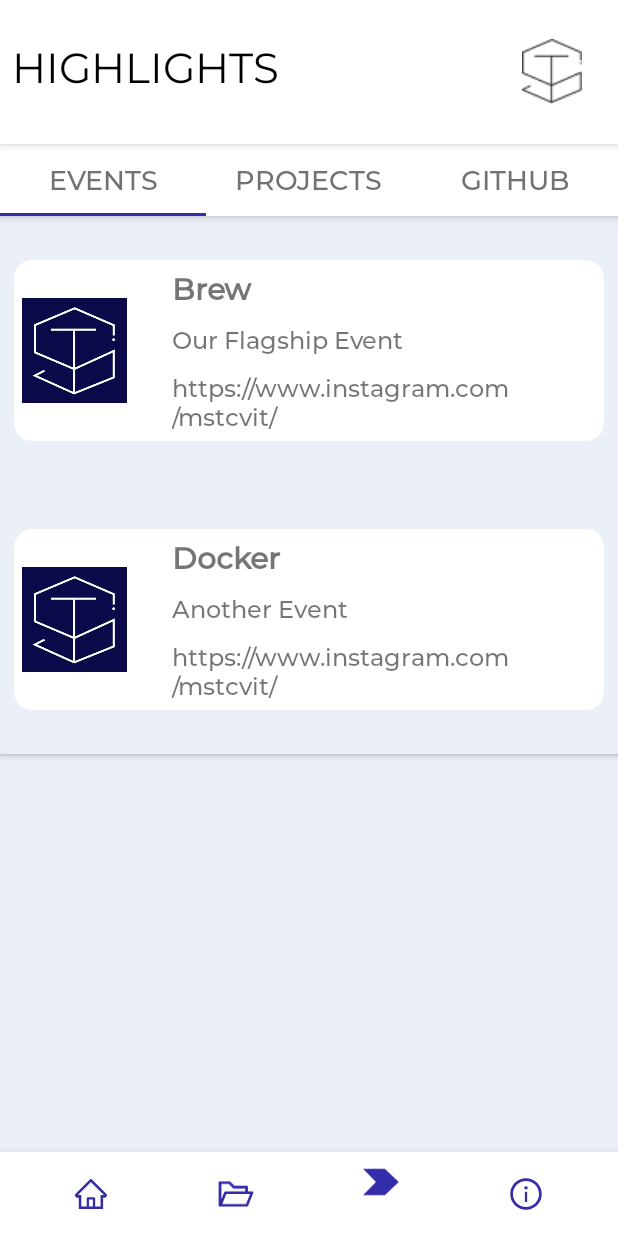
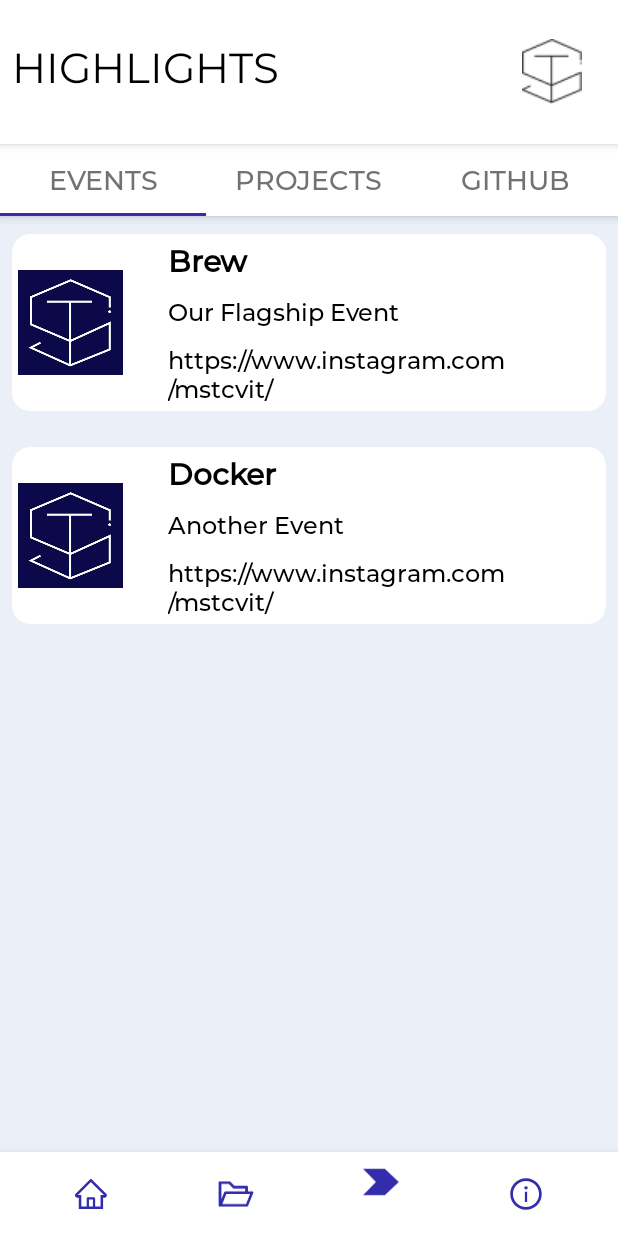
Before and after one commit to utkarsh2290/MstcApp, an Android app: the MainActivity screen opened directly, with no data from a screen before it, item 3 of the bottom bar chosen, on a phone screen of 412 x 824 dp. Run offline under Robolectric (Android 15) with nearby library versions, the phone set to English and light mode, and no system bars; our stand-ins replace Firebase (no records; nobody signed in at launch, a user with empty details on screens opened directly); 1 statement that could not run was skipped.

Commit message:
Ui updated

```diff
--- a/app/src/main/java/com/example/mstcapp/MainActivity.java
+++ b/app/src/main/java/com/example/mstcapp/MainActivity.java
@@ -40,6 +40,11 @@ public class MainActivity extends AppCompatActivity {
         bottomNavigationView.setOnNavigationItemSelectedListener(navListener);
         stc_logo=findViewById(R.id.stclogo_appbar);
 
+        firebaseAuth=FirebaseAuth.getInstance();
+
+        if(firebaseAuth.getCurrentUser()!=null){
+
+        }
 
         //IF NO BUTTON IS SELECTED, FEED WILL BE SHOWN
         // for the nav bar to have filled icon at the start
--- a/app/src/main/res/layout/eventsfragment.xml
+++ b/app/src/main/res/layout/eventsfragment.xml
@@ -6,18 +6,13 @@
     android:orientation="vertical">
 
 
-    <androidx.cardview.widget.CardView
+    <androidx.recyclerview.widget.RecyclerView
+        android:id="@+id/events_recycler"
         android:layout_width="match_parent"
         android:layout_height="wrap_content"
-        android:layout_marginBottom="20dp">
-
-        <androidx.recyclerview.widget.RecyclerView
-            android:id="@+id/events_recycler"
-            android:layout_width="match_parent"
-            android:layout_height="wrap_content"
-            app:cardCornerRadius="3dp"
-            app:cardUseCompatPadding="false"
-            app:contentPadding="5dp" />
-    </androidx.cardview.widget.CardView>
+        android:elevation="0dp"
+        app:cardCornerRadius="3dp"
+        app:cardUseCompatPadding="false"
+        app:contentPadding="5dp" />
 
 </LinearLayout>
--- a/app/src/main/res/layout/items_event.xml
+++ b/app/src/main/res/layout/items_event.xml
@@ -6,20 +6,20 @@
     android:background="#EBEFF8"
     android:elevation="0dp"
     android:orientation="horizontal"
-    android:padding="5dp">
+    android:padding="4dp">
 
 
     <androidx.cardview.widget.CardView
         android:layout_width="match_parent"
         android:layout_height="match_parent"
-        android:layout_marginTop="20dp"
-        android:layout_marginBottom="20dp"
-        android:padding="10dp"
+        android:layout_marginTop="4dp"
+        android:layout_marginBottom="4dp"
+        android:padding="8dp"
         app:cardCornerRadius="12dp"
         app:cardElevation="0dp"
         app:cardMaxElevation="0dp"
         app:cardUseCompatPadding="true"
-        app:contentPadding="5dp">
+        app:contentPadding="4dp">
 
         <LinearLayout
             android:layout_width="match_parent"
@@ -34,8 +34,9 @@
                 android:layout_width="wrap_content"
                 android:layout_height="wrap_content"
                 android:fontFamily="@font/montserrat_medium"
-                android:hint="Name of the Event"
-                android:textSize="20sp"
+                android:text="Name of the Event"
+                android:textColor="@color/black"
+                android:textSize="20dp"
                 android:textStyle="bold" />
 
             <TextView
@@ -44,8 +45,9 @@
                 android:layout_height="wrap_content"
                 android:layout_marginTop="10dp"
                 android:fontFamily="@font/montserrat_medium"
-                android:hint="Description"
-                android:textSize="16sp" />
+                android:textColor="@color/black"
+                android:text="Description"
+                android:textSize="16dp" />
 
             <TextView
                 android:id="@+id/tv_link_event"
@@ -53,7 +55,8 @@
                 android:layout_height="wrap_content"
                 android:layout_marginTop="10dp"
                 android:fontFamily="@font/montserrat_medium"
-                android:hint="Instagram Link"
+                android:textColor="@color/black"
+                android:text="Instagram Link"
                 android:textSize="16sp" />
 
         </LinearLayout>
--- a/app/src/main/res/values/colors.xml
+++ b/app/src/main/res/values/colors.xml
@@ -5,8 +5,8 @@
     <color name="background_color">#EBEFF8</color>
     <color name="colorPrimaryDark">#332CAB</color>
     <color name="colorAccent">#D81B60</color>
-    <color name="tabChecked">#E9E9E9</color>
     <color name="black">#000000</color>
     <color name="gray">#545454</color>
     <color name="link_blue">#0645AD</color>
+    <color name="tab_unchecked"> #E9E9E9</color>
 </resources>
```
Also changed, not shown: app/src/main/res/layout/activity_login.xml (+5 -5 lines), app/src/main/res/layout/fragment_mstc.xml (+10 -8 lines), app/src/main/res/layout/items_github_proj.xml (+11 -9 lines), app/src/main/res/layout/items_project.xml (+17 -13 lines).
